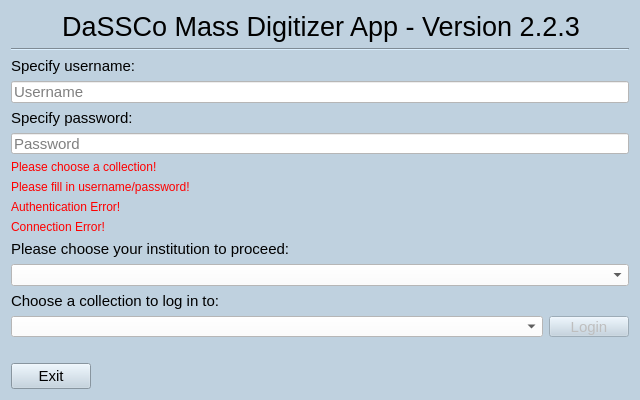
Old version of the form MassDigitizer/ui/homescreen.ui in the repository NHMDenmark/Mass-Digitizer.
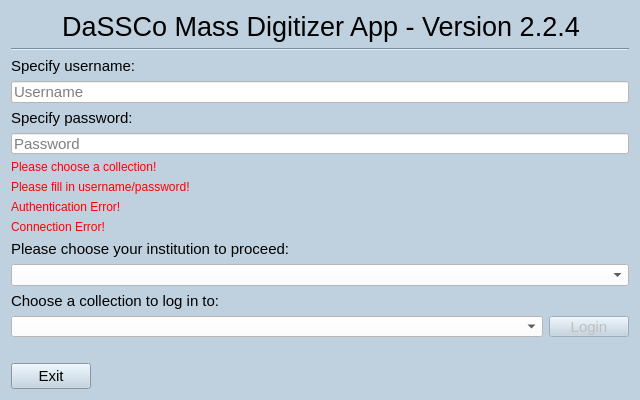
New version of the form.

What changed in the file:
```diff
--- a/MassDigitizer/ui/homescreen.ui
+++ b/MassDigitizer/ui/homescreen.ui
@@ -61,7 +61,7 @@
       </font>
      </property>
      <property name="text">
-      <string>DaSSCo Mass Digitizer App - Version 2.2.3</string>
+      <string>DaSSCo Mass Digitizer App - Version 2.2.4</string>
      </property>
      <property name="alignment">
       <set>Qt::AlignmentFlag::AlignCenter</set>
```
